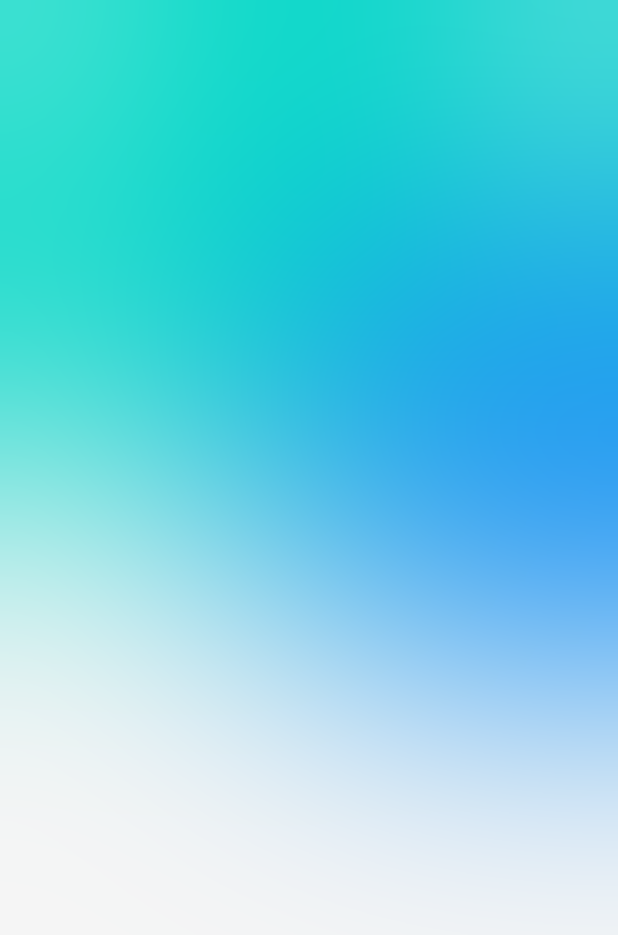
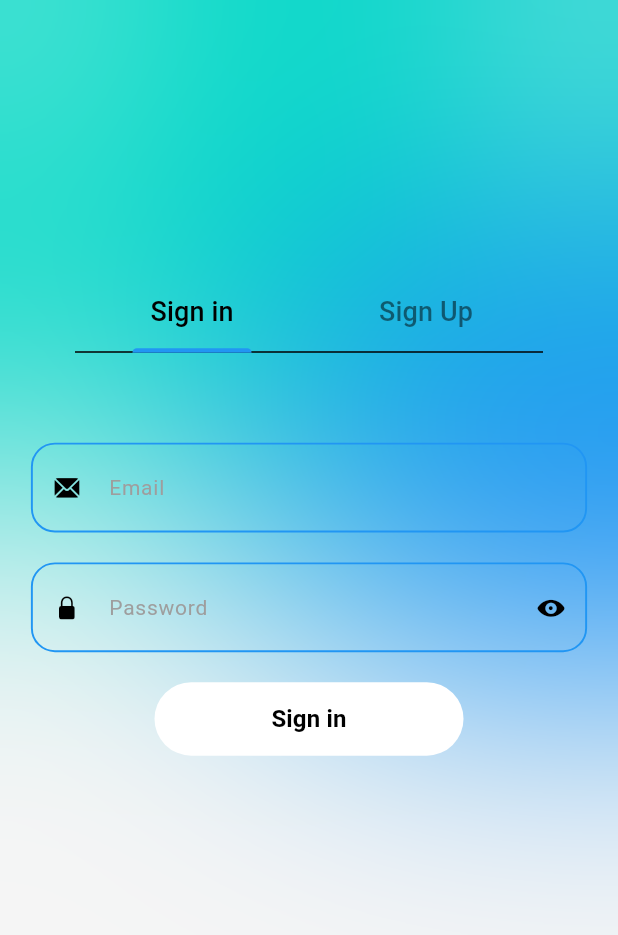
Before and after one commit to OMARALSAIED/pizza-app, a Flutter app: the screen it shows after launch, on a phone screen of 412 x 824 dp. Shown: the top 935 px of the screen. Run offline on Flutter 3.47's test engine with Material 3 defaults, Android fonts, the phone set to English and light mode, and no system bars; our stand-ins replace bloc, cloud_firestore, equatable, firebase_auth, firebase_core, flutter_bloc and 2 more; accounts and stored records are empty.

Commit message:
Login screen done

```diff
--- /dev/null
+++ b/lib/components/my_text_Filed.dart
@@ -0,0 +1,73 @@
+import 'package:flutter/material.dart';
+import 'package:flutter_screenutil/flutter_screenutil.dart';
+
+class AppTextFormFiled extends StatelessWidget {
+  final EdgeInsetsGeometry? contentpadding;
+  final InputBorder? foucedBorder;
+  final InputBorder? enabledBorder;
+  final TextStyle? inputTextStyle;
+  final TextStyle? hintStyle;
+  final String hinttext;
+  final bool? isObscreText;
+  final Widget? suffixIcon;
+  final Widget? prefixIcon;
+  final Color? backgroundColor;
+  final TextEditingController? controller;
+  final Function(String?) validator;
+  final TextInputType? keyboardType;
+  final void Function(String)? onChanged;
+
+  const AppTextFormFiled(
+      {super.key,
+      this.onChanged,
+      this.contentpadding,
+      this.foucedBorder,
+      this.enabledBorder,
+      this.inputTextStyle,
+      this.hintStyle,
+      required this.hinttext,
+      this.isObscreText,
+      this.suffixIcon,
+      this.prefixIcon,
+      this.backgroundColor,
+      this.controller,
+      required this.validator,
+      this.keyboardType});
+
+  @override
+  Widget build(BuildContext context) {
+    return TextFormField(
+      controller: controller,
+      decoration: InputDecoration(
+        isDense: true,
+        contentPadding: contentpadding ??
+            EdgeInsets.symmetric(horizontal: 20.w, vertical: 15.h),
+        focusedBorder: foucedBorder ??
+            OutlineInputBorder(
+                borderRadius: BorderRadius.circular(16),
+                borderSide: const BorderSide(color: Colors.blue, width: 1.3)),
+        enabledBorder: enabledBorder ??
+            OutlineInputBorder(
+                borderRadius: BorderRadius.circular(16),
+                borderSide: const BorderSide(color: Colors.blue, width: 1.3)),
+        errorBorder: OutlineInputBorder(
+            borderSide: const BorderSide(color: Colors.red, width: 1.3),
+            borderRadius: BorderRadius.circular(16)),
+        focusedErrorBorder: OutlineInputBorder(
+          borderRadius: BorderRadius.circular(16),
+          borderSide: const BorderSide(color: Colors.red, width: 1.3),
+        ),
+        hintStyle: hintStyle ?? TextStyle(fontSize: 14, color: Colors.grey),
+        hintText: hinttext,
+        prefixIcon: prefixIcon,
+        suffixIcon: suffixIcon,
+      ),
+      obscureText: isObscreText ?? false,
+      validator: (val) {
+        return validator(val);
+      },
+      keyboardType: keyboardType,
+      onChanged: onChanged,
+    );
+  }
+}
--- /dev/null
+++ b/lib/helpers/app.regex.dart
@@ -0,0 +1,36 @@
+class AppRegex {
+  static bool isEmailValid(String email) {
+    return RegExp(r'^.+@[a-zA-Z]+\.{1}[a-zA-Z]+(\.{0,1}[a-zA-Z]+)$')
+        .hasMatch(email);
+  }
+
+  static bool isPasswordValid(String password) {
+    return RegExp(
+            r"^(?=.*[a-z])(?=.*[A-Z])(?=.*\d)(?=.*[@$!%*?&])[A-Za-z\d@$!%*?&]{8,}$")
+        .hasMatch(password);
+  }
+
+  static bool isPhoneNumberValid(String phoneNumber) {
+    return RegExp(r'^(099|09)[0-9]{8}$').hasMatch(phoneNumber);
+  }
+
+  static bool hasLowerCase(String password) {
+    return RegExp(r'^(?=.*[a-z])').hasMatch(password);
+  }
+
+  static bool hasUpperCase(String password) {
+    return RegExp(r'^(?=.*[A-Z])').hasMatch(password);
+  }
+
+  static bool ishasNumber(String password) {
+    return RegExp(r'^(?=.*?[0-9])').hasMatch(password);
+  }
+
+  static bool hasSpecialCharacter(String password) {
+    return RegExp(r'^(?=.*?[#?!@$%^&*-])').hasMatch(password);
+  }
+
+  static bool hasMinLength(String password) {
+    return RegExp(r'^(?=.{8,})').hasMatch(password);
+  }
+}
--- a/lib/screens/auth/blocs/sign_in_bloc/sign_in_bloc.dart
+++ b/lib/screens/auth/blocs/sign_in_bloc/sign_in_bloc.dart
@@ -1,6 +1,6 @@
 import 'package:bloc/bloc.dart';
 import 'package:equatable/equatable.dart';
-import 'package:flutter/material.dart';
+
 import 'package:user_repository/user_repository.dart';
 
 part 'sign_in_event.dart';
--- /dev/null
+++ b/lib/screens/auth/views/Sign_In_screen.dart
@@ -0,0 +1,136 @@
+import 'package:flutter/cupertino.dart';
+import 'package:flutter/material.dart';
+import 'package:flutter_bloc/flutter_bloc.dart';
+import 'package:pizza/components/my_text_Filed.dart';
+import 'package:pizza/helpers/app.regex.dart';
+import 'package:pizza/screens/auth/blocs/sign_in_bloc/sign_in_bloc.dart';
+import 'package:flutter_screenutil/flutter_screenutil.dart';
+
+class SignInScreen extends StatefulWidget {
+  const SignInScreen({super.key});
+
+  @override
+  State<SignInScreen> createState() => _SignInScreenState();
+}
+
+class _SignInScreenState extends State<SignInScreen> {
+  final passwordController = TextEditingController();
+  final emailController = TextEditingController();
+  final _formkey = GlobalKey<FormState>();
+  bool signInRequired = false;
+  IconData iconpassword = CupertinoIcons.eye_fill;
+  bool obscurepassword = true;
+  String? _errorMsg;
+
+  @override
+  Widget build(BuildContext context) {
+    ScreenUtil.init(context);
+    return BlocListener<SignInBloc, SignInState>(
+      listener: (context, state) {
+        if (state is SignInSuccess) {
+          setState(() {
+            signInRequired = false;
+          });
+        } else if (state is SignInLoading) {
+          setState(() {
+            signInRequired = true;
+          });
+        } else if (state is SignInFailuer) {
+          setState(() {
+            signInRequired = false;
+            _errorMsg = "Invaild email or password";
+          });
+        }
+      },
+      child: Form(
+          key: _formkey,
+          child: Column(
+            children: [
+              const SizedBox(
+                height: 60,
+              ),
+              SizedBox(
+                width: MediaQuery.of(context).size.width * 0.9,
+                child: AppTextFormFiled(
+                  hinttext: 'Email',
+                  keyboardType: TextInputType.emailAddress,
+                  prefixIcon: const Icon(CupertinoIcons.mail_solid),
+                  validator: (val) {
+                    if (val == null ||
+                        val.isEmpty ||
+                        !AppRegex.isEmailValid(val)) {
+                      return 'please enter a vaild email';
+                    }
+                  },
+                ),
+              ),
+              const SizedBox(
+                height: 20,
+              ),
+              SizedBox(
+                width: MediaQuery.of(context).size.width * 0.9,
+                child: AppTextFormFiled(
+                  hinttext: 'Password',
+                  isObscreText: obscurepassword,
+                  keyboardType: TextInputType.visiblePassword,
+                  prefixIcon: Icon(CupertinoIcons.lock_fill),
+                  validator: (val) {
+                    if (val == null ||
+                        val.isEmpty ||
+                        !AppRegex.isPasswordValid(val)) {
+                      return 'Please enter a vaild password';
+                    }
+                  },
+                  suffixIcon: IconButton(
+                    onPressed: () {
+                      setState(() {
+                        obscurepassword = !obscurepassword;
+                        if (obscurepassword) {
+                          iconpassword = CupertinoIcons.eye_fill;
+                        } else {
+                          iconpassword = CupertinoIcons.eye_slash_fill;
+                        }
+                      });
+                    },
+                    icon: Icon(iconpassword),
+                  ),
+                ),
+              ),
+              const SizedBox(
+                height: 20,
+              ),
+              !signInRequired
+                  ? SizedBox(
+                      width: MediaQuery.of(context).size.width * 0.5,
+                      child: TextButton(
+                        onPressed: () {
+                          if (_formkey.currentState!.validate()) {
+                            context.read<SignInBloc>().add(SignInRequired(
+                                emailController.text, passwordController.text));
+                          }
+                        },
+                        style: TextButton.styleFrom(
+                            elevation: 3.0,
+                            backgroundColor: Colors.white,
+                            shape: RoundedRectangleBorder(
+                                borderRadius: BorderRadius.circular(60))),
+                        child: const Padding(
+                          padding:
+                              EdgeInsets.symmetric(horizontal: 25, vertical: 5),
+                          child: Text(
+                            "Sign in",
+                            textAlign: TextAlign.center,
+                            style: TextStyle(
+                                color: Colors.black,
+                                fontSize: 16,
+                                fontWeight: FontWeight.w600),
+                          ),
+                        ),
+                      ),
+                    )
+                  : CircularProgressIndicator()
+            ],
+          )),
+    );
+  }
+}
--- a/lib/screens/auth/views/welecome_screen.dart
+++ b/lib/screens/auth/views/welecome_screen.dart
@@ -1,6 +1,14 @@
 import 'dart:ui';
-
+import 'package:flutter_screenutil/flutter_screenutil.dart';
 import 'package:flutter/material.dart';
+import 'package:flutter/rendering.dart';
+import 'package:flutter/widgets.dart';
+import 'package:flutter_bloc/flutter_bloc.dart';
+import 'package:pizza/blocs/authentication_bloc/authentication_bloc.dart';
+import 'package:pizza/screens/auth/blocs/sign_in_bloc/sign_in_bloc.dart';
+import 'package:pizza/screens/auth/blocs/sign_up_bloc/sign_up_bloc.dart';
+import 'package:pizza/screens/auth/views/Sign_In_screen.dart';
+import 'package:pizza/screens/auth/views/Sign_Up_screen.dart';
 
 class WelecomeScreen extends StatefulWidget {
   const WelecomeScreen({super.key});
@@ -21,6 +29,7 @@ class _WelecomeScreenState extends State<WelecomeScreen>
 
   @override
   Widget build(BuildContext context) {
+     ScreenUtil.init(context);
     return Scaffold(
         backgroundColor: Theme.of(context).colorScheme.background,
         body: SingleChildScrollView(
@@ -48,27 +57,61 @@ class _WelecomeScreenState extends State<WelecomeScreen>
                         color: Theme.of(context).colorScheme.primary),
                   ),
                 ),
-              BackdropFilter(filter: ImageFilter.blur(sigmaX: 100.0,sigmaY: 100.0),child: Container(),),
+                BackdropFilter(
+                  filter: ImageFilter.blur(sigmaX: 100.0, sigmaY: 100.0),
+                  child: Container(),
+                ),
                 Align(
                     alignment: Alignment.center,
                     child: SizedBox(
-                  height: MediaQuery.of(context).size.height/1.8,
+                        height: MediaQuery.of(context).size.height / 1.8,
                         child: Column(children: [
-                  Padding(padding:
+                          Padding(
+                            padding:
                                 const EdgeInsets.symmetric(horizontal: 50.0),
-                  // child: TabBar(
-                  //   // controller: tabController,
-                  //   // unselectedLabelColor: Theme.of(context).colorScheme.,
-
-                  //   // tabs: tabs),
-                  // )
-                )],),
+                            child: TabBar(
+                                controller: tabController,
+                                unselectedLabelColor: Theme.of(context)
+                                    .colorScheme
+                                    .onBackground
+                                    .withOpacity(0.5),
+                                labelColor:
+                                    Theme.of(context).colorScheme.onBackground,
+                                tabs: const [
+                                  Padding(
+                                    padding: EdgeInsets.all(12.0),
+                                    child: Text(
+                                      "Sign in",
+                                      style: TextStyle(fontSize: 18),
+                                    ),
+                                  ),
+                                  Padding(
+                                    padding: EdgeInsets.all(12.0),
+                                    child: Text(
+                                      "Sign Up",
+                                      style: TextStyle(fontSize: 18.0),
                                     ),
                                   )
+                                ]),
+                          ),
+                          Expanded(
+                              child: TabBarView(
+                                  controller: tabController,
+                                  children: [
+                                BlocProvider<SignInBloc>(
+                                    create: (context) => SignInBloc(context
+                                        .read<AuthenticationBloc>()
+                                        .userRepository),
+                                        child:  SignInScreen(),
+                                        ),
+                                        BlocProvider<SignUpBloc>(create:(context)=>SignUpBloc(context.read<AuthenticationBloc>().userRepository),
+
+                                        child:SignUpScreen())
+                              ]))
+                        ])))
               ],
             ),
           ),
-      ),
-    );
+        ));
   }
 }
--- a/pubspec.yaml
+++ b/pubspec.yaml
@@ -31,13 +31,13 @@ dependencies:
   bloc: ^8.1.4
   cupertino_icons: ^1.0.6
   equatable: ^2.0.5
-
-  user_repository:
-    path: packges/user_repository
   firebase_core: ^3.7.0
   flutter:
     sdk: flutter
   flutter_bloc: ^8.1.6
+  flutter_screenutil: ^5.9.3
+  user_repository:
+    path: packges/user_repository
 
 dev_dependencies:
   flutter_lints: ^3.0.0
```
Also changed, not shown: lib/screens/auth/views/Sign_Up_screen.dart (added, +91 -0 lines), pubspec.lock. Lines whose indentation alone changed are shown as unchanged.
